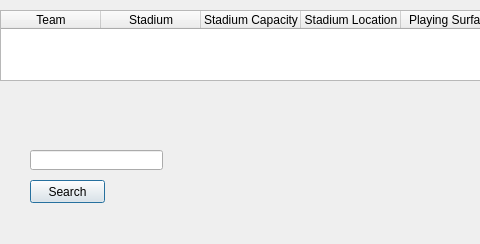
Old version of the form BaseballTour/databasenameview.ui in the repository ethanl21/BaseballTour; both pictures show x 0 to 480 and y 0 to 244 of the 1200 by 244 pixel window.
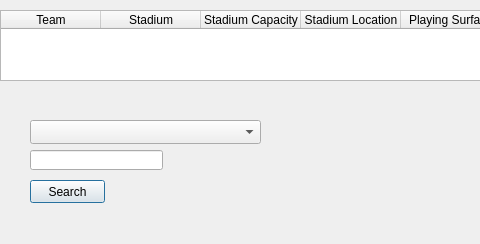
New version of the form.

Commit message: Add combo box of names

The edit to the form file:
```diff
--- a/BaseballTour/databasenameview.ui
+++ b/BaseballTour/databasenameview.ui
@@ -102,6 +102,16 @@
     </property>
    </column>
   </widget>
+  <widget class="QComboBox" name="teamsComboBox">
+   <property name="geometry">
+    <rect>
+     <x>30</x>
+     <y>120</y>
+     <width>231</width>
+     <height>24</height>
+    </rect>
+   </property>
+  </widget>
  </widget>
  <resources/>
  <connections/>
```
The commit also changes 5 other files.
